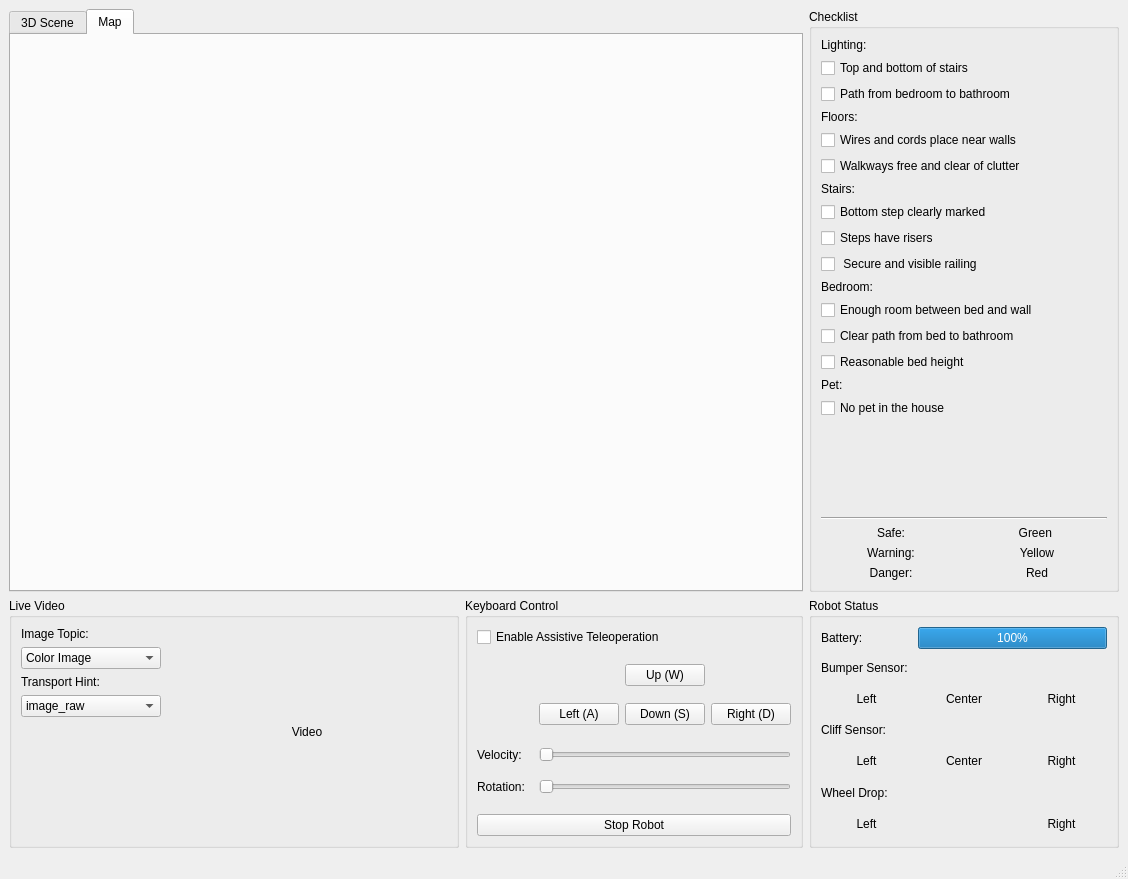
rxdu/fall_risk_project_ros, file fallrisk_gui/fallrisk_rviz_gui/src/fallrisk_gui.ui: the form before one commit.
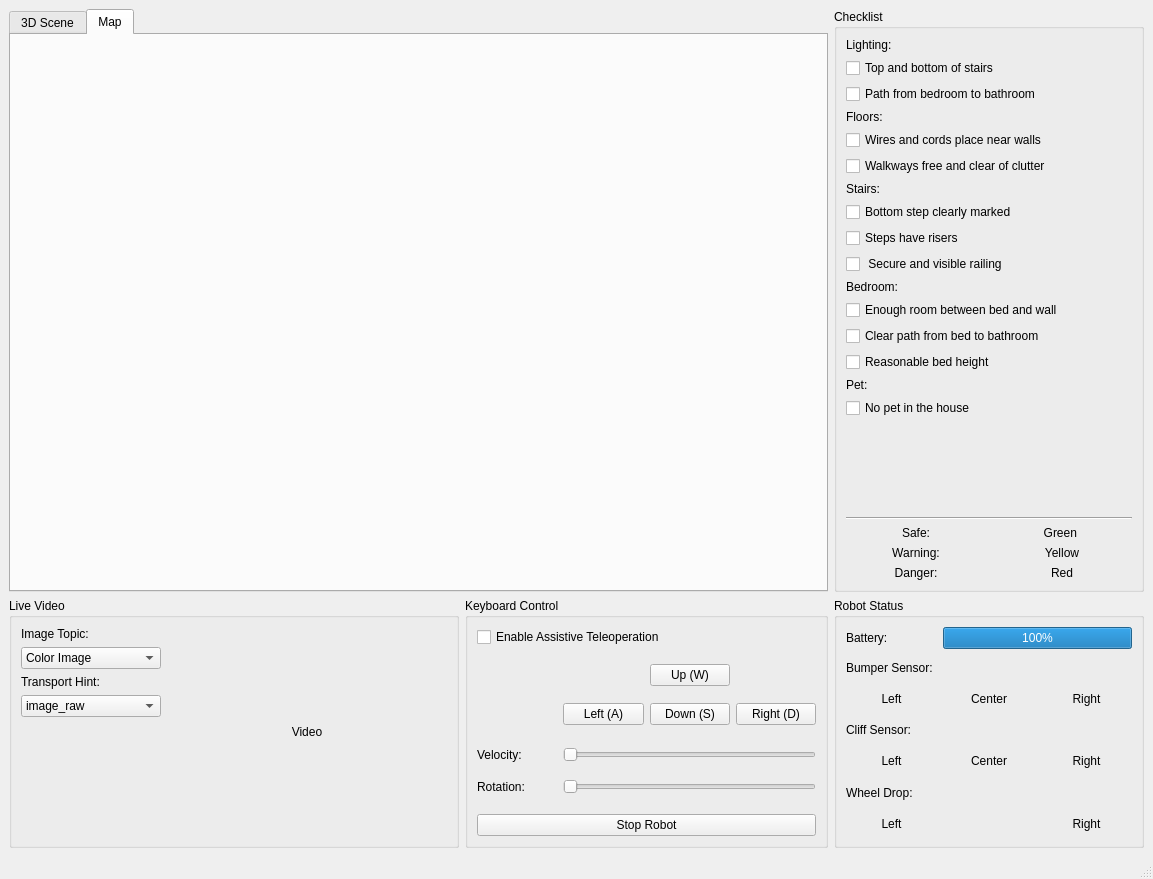
The form after the commit. The open tabs and pages were chosen to show the change.

The edit to the form file:
```diff
--- a/fallrisk_gui/fallrisk_rviz_gui/src/fallrisk_gui.ui
+++ b/fallrisk_gui/fallrisk_rviz_gui/src/fallrisk_gui.ui
@@ -6,7 +6,7 @@
    <rect>
     <x>0</x>
     <y>0</y>
-    <width>1128</width>
+    <width>1153</width>
     <height>879</height>
    </rect>
   </property>
@@ -530,6 +530,11 @@
        <attribute name="title">
         <string>Map</string>
        </attribute>
+       <layout class="QHBoxLayout" name="horizontalLayout">
+        <item>
+         <layout class="QGridLayout" name="map_layout"/>
+        </item>
+       </layout>
       </widget>
      </widget>
     </item>
```
Left out of the diff: 4 changed lines with no effect on the pictures.
